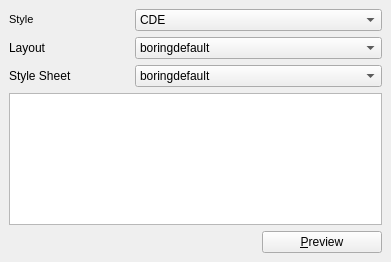
arnt/qt-history2, file examples/widgets/stylesheet/forms/stylesheeteditor.ui: the form before one commit.
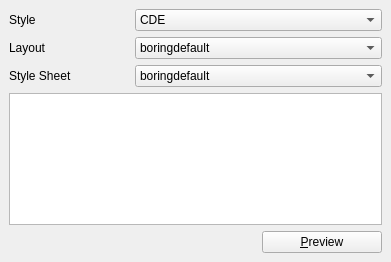
The form after the commit.

Commit message:
p4i integration Integrate 235742 from 4.2 to main: Fixes:    Kill the rich text labels in the ui files and make the editor raise()
[git-p4: depot-paths = "//depot/qt/main/": change = 235743]

```diff
--- a/examples/widgets/stylesheet/forms/stylesheeteditor.ui
+++ b/examples/widgets/stylesheet/forms/stylesheeteditor.ui
@@ -86,10 +86,7 @@
    <item row="0" column="0" >
     <widget class="QLabel" name="label_7" >
      <property name="text" >
-      <string>&lt;html>&lt;head>&lt;meta name="qrichtext" content="1" />&lt;style type="text/css">
-p, li { white-space: pre-wrap; }
-&lt;/style>&lt;/head>&lt;body style=" font-family:MS Shell Dlg 2; font-size:8.25pt; font-weight:400; font-style:normal; text-decoration:none;">
-&lt;p style=" margin-top:0px; margin-bottom:0px; margin-left:0px; margin-right:0px; -qt-block-indent:0; text-indent:0px;">Style&lt;/p>&lt;/body>&lt;/html></string>
+      <string>Style</string>
      </property>
      <property name="textFormat" >
       <enum>Qt::RichText</enum>
```
The commit also changes 3 other files.
